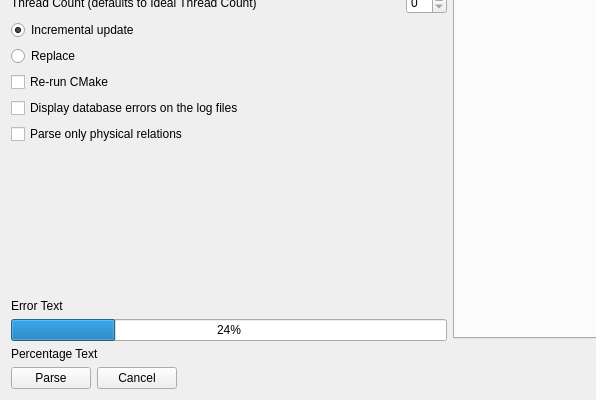
The window that lvtqtw/ct_lvtqtw_parse_codebase.ui (KDE/codevis) describes before a commit, drawn with Qt 5; both pictures show x 0 to 596 and y 300 to 700 of the 900 by 700 pixel window.
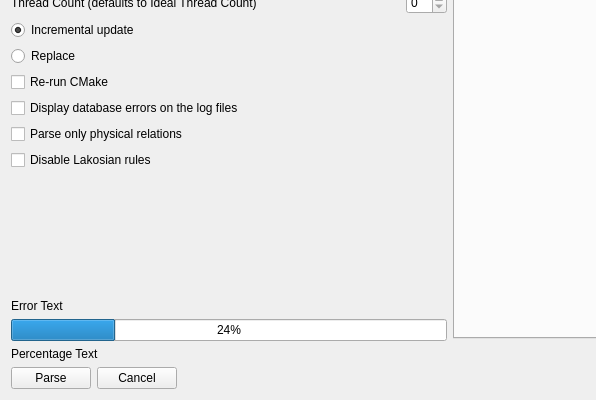
The same window after the commit. Icons and pictures are not drawn.

Commit message: Expose "disable Lakosian rules" option on the GUI

The edit to the form file:
```diff
--- a/lvtqtw/ct_lvtqtw_parse_codebase.ui
+++ b/lvtqtw/ct_lvtqtw_parse_codebase.ui
@@ -272,6 +272,16 @@
          </property>
         </widget>
        </item>
+       <item>
+        <widget class="QCheckBox" name="disableLakosianRules">
+         <property name="toolTip">
+          <string>Disable Lakosian rules while parsing (Check this if you don't follow John Lakos' book rules)</string>
+         </property>
+         <property name="text">
+          <string>Disable Lakosian rules</string>
+         </property>
+        </widget>
+       </item>
        <item>
         <spacer name="verticalSpacer">
          <property name="orientation">
```
The commit also changes 1 other file.
